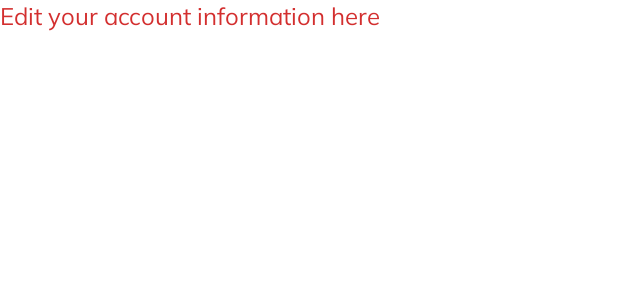
After one commit to jordanavila1394/ICOV-App, an Android app: the layout fragment_news.xml on its own in the app's theme, with its tools: preview values and no code run, on a phone screen of 412 x 824 dp. The commit adds this screen. Shown: the top 300 px of the screen. Run offline under Robolectric (Android 15) with nearby library versions, the phone set to English and light mode, and no system bars; Roboto replaces fonts that are not available here.

Commit message:
news fragment

```diff
--- /dev/null
+++ b/app/src/main/res/layout/fragment_news.xml
@@ -0,0 +1,18 @@
+<?xml version="1.0" encoding="utf-8"?>
+<FrameLayout xmlns:android="http://schemas.android.com/apk/res/android"
+    xmlns:tools="http://schemas.android.com/tools"
+    android:layout_width="match_parent"
+    android:layout_height="match_parent"
+    tools:context=".fragments.NewsFragment">
+
+    <TextView
+        android:id="@+id/textExample"
+        android:layout_width="match_parent"
+        android:layout_height="93dp"
+        android:fontFamily="@font/muli"
+        android:text="@string/edit_acc_info"
+        android:textColor="@color/red"
+        android:textSize="16sp" />
+
+
+</FrameLayout>
--- a/app/src/main/res/menu/activity_main_drawer.xml
+++ b/app/src/main/res/menu/activity_main_drawer.xml
@@ -19,6 +19,10 @@
             android:id="@+id/nav_attendance"
             android:icon="@drawable/attendance_icon"
             android:title="@string/attendance" />
+        <item
+            android:id="@+id/nav_news"
+            android:icon="@drawable/news_icon"
+            android:title="@string/news" />
 
         <item
             android:id="@+id/nav_settings"
--- a/app/src/main/res/values/strings.xml
+++ b/app/src/main/res/values/strings.xml
@@ -6,6 +6,7 @@
     <string name="my_account">My Account</string>
     <string name="settings">Settings</string>
     <string name="attendance">Take Attendance</string>
+    <string name="news">News</string>
 
     <string name="rate_us">Rate Us</string>
     <string name="share">Share This App</string>
```
Also changed, not shown: app/src/main/java/com/icov/app/activities/MainActivity.kt (+11 -5 lines), app/src/main/java/com/icov/app/fragments/NewsFragment.kt (added, +45 -0 lines).
